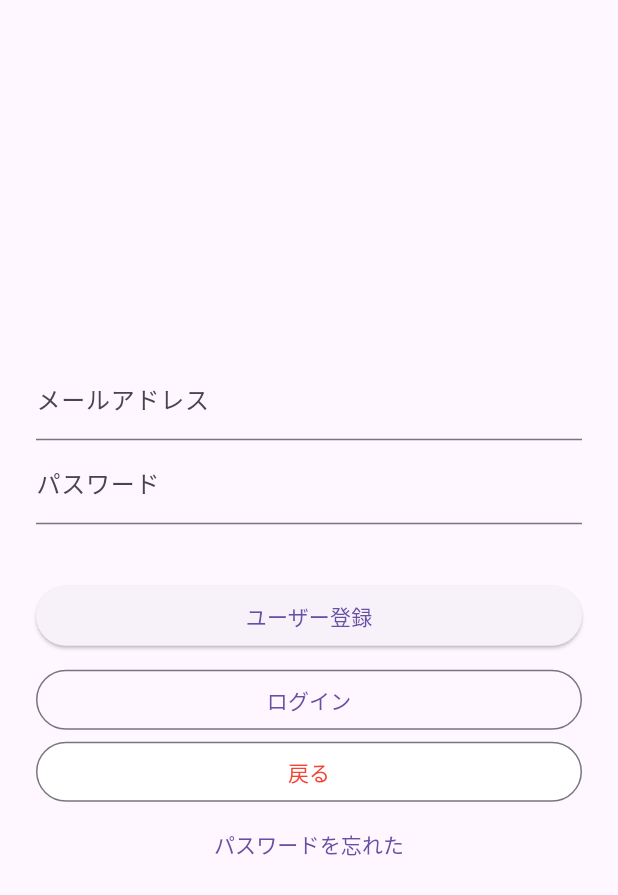
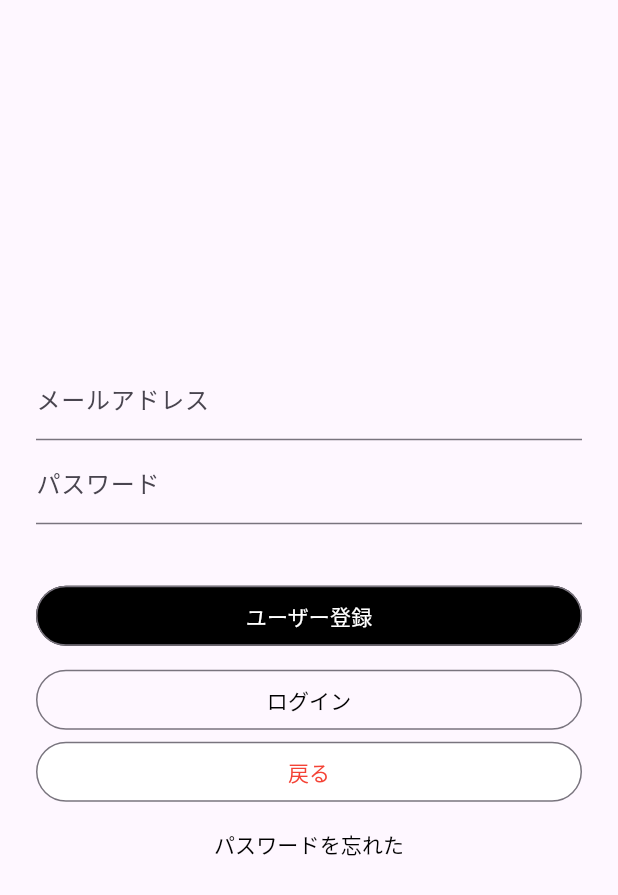
Before and after one commit to Ry8Sg2i/counter_offer, a Flutter app: the LoginPage screen opened by its route, on a phone screen of 412 x 824 dp. Shown: the top 895 px of the screen. Run offline on Flutter 3.47's test engine with Material 3 defaults, Android fonts, the phone set to English and light mode, and no system bars; our stand-ins replace cloud_firestore, firebase_auth, firebase_core, flutter_riverpod, freezed_annotation, go_router and 1 more; accounts and stored records are empty; generated files the repository leaves out were written again.

Commit message:
material3に対応

```diff
--- a/lib/auth/login_page.dart
+++ b/lib/auth/login_page.dart
@@ -41,8 +41,11 @@ class LoginPage extends ConsumerWidget {
               ),
               SizedBox(
                 width: double.infinity,
-                child: ElevatedButton(
-                  child: const Text('ユーザー登録'),
+                child: OutlinedButton(
+                  style: OutlinedButton.styleFrom(
+                      backgroundColor: Colors.black,
+                      elevation: 16,
+                  ),
                   onPressed: () async {
                     try {
                       final FirebaseAuth auth = FirebaseAuth.instance;
@@ -52,7 +55,6 @@ class LoginPage extends ConsumerWidget {
                       );
                       // ユーザー情報を更新
                       ref.read(userProvider.notifier).state = result.user;
-
                       // ignore: use_build_context_synchronously
                       GoRouter.of(context).pushReplacement('/account/addaccount');
                     } catch (e) {
@@ -61,13 +63,14 @@ class LoginPage extends ConsumerWidget {
                       "登録に失敗しました：${e.toString()}";
                     }
                   },
+                  child: const Text('ユーザー登録',style:TextStyle(color:Colors.white))
                 ),
               ),
               const SizedBox(height: 8),
               SizedBox(
                 width: double.infinity,
                 child: OutlinedButton(
-                  child: const Text('ログイン'),
+                  child: const Text('ログイン',style: TextStyle(color: Colors.black)),
                   onPressed: () async {
                     try {
                       final FirebaseAuth auth = FirebaseAuth.instance;
@@ -124,7 +127,8 @@ class LoginPage extends ConsumerWidget {
                   onPressed: () {
                     GoRouter.of(context).go('/login/fargotpass');
                   },
-                  child: const Text('パスワードを忘れた'))
+                  child: const Text('パスワードを忘れた',style: TextStyle(color: Colors.black))
+                ),
             ],
           ),
         ),
```
